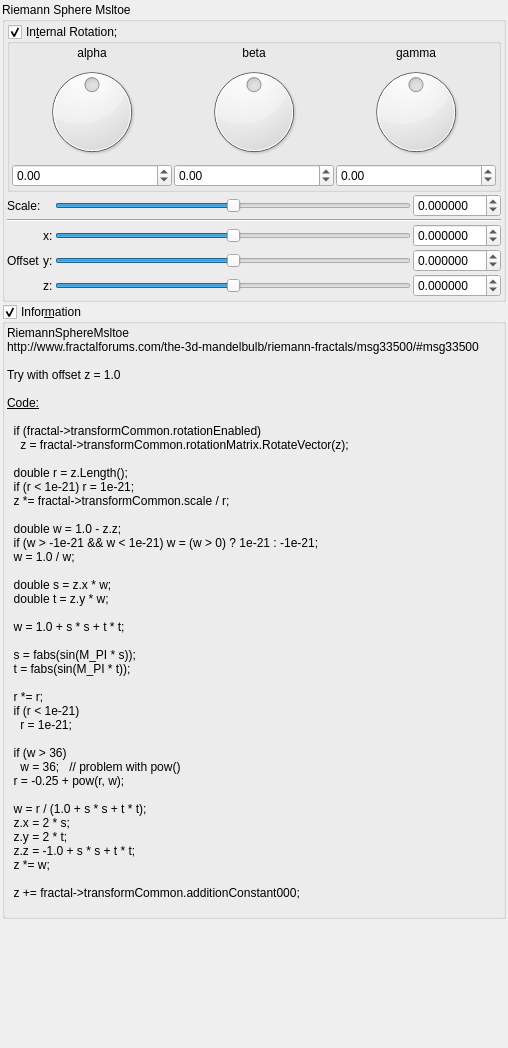
buddhi1980/mandelbulber2, file mandelbulber2/qt_data/fractal_riemann_sphere_msltoe.ui: the form before one commit.
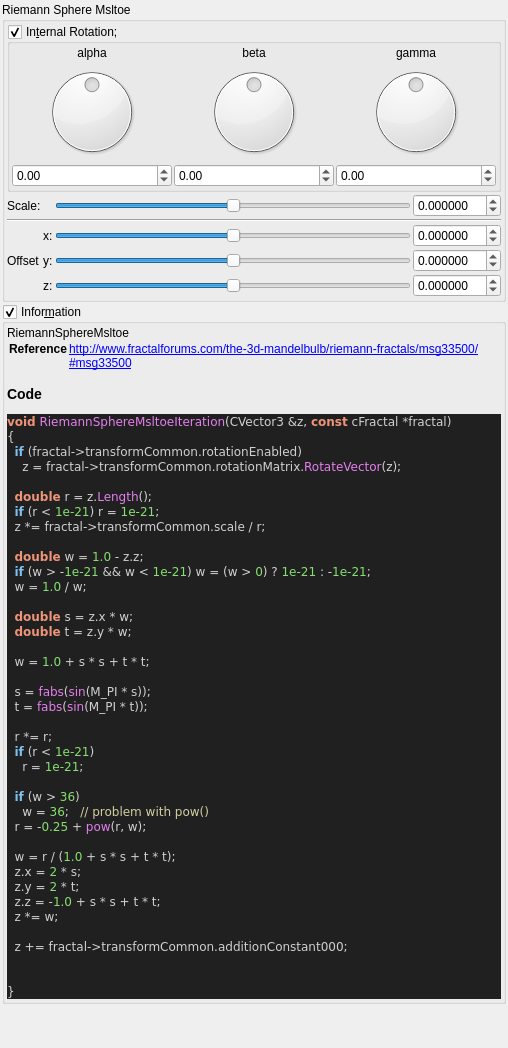
The form after the commit. Custom widgets are drawn as their Qt base class.

Diff of the .ui file:
```diff
--- a/mandelbulber2/qt_data/fractal_riemann_sphere_msltoe.ui
+++ b/mandelbulber2/qt_data/fractal_riemann_sphere_msltoe.ui
@@ -525,52 +525,61 @@
       <item>
        <widget class="QLabel" name="label_4">
         <property name="text">
-         <string>&lt;!DOCTYPE HTML PUBLIC &quot;-//W3C//DTD HTML 4.0//EN&quot; &quot;http://www.w3.org/TR/REC-html40/strict.dtd&quot;&gt;
-&lt;html&gt;&lt;head&gt;&lt;meta name=&quot;qrichtext&quot; content=&quot;1&quot; /&gt;&lt;style type=&quot;text/css&quot;&gt;
-p, li { white-space: pre-wrap; }
-&lt;/style&gt;&lt;/head&gt;&lt;body&gt;
-&lt;p style=&quot; margin-top:0px; margin-bottom:0px; margin-left:0px; margin-right:0px; -qt-block-indent:0; text-indent:0px;&quot;&gt;RiemannSphereMsltoe&lt;/p&gt;
-&lt;p style=&quot; margin-top:0px; margin-bottom:0px; margin-left:0px; margin-right:0px; -qt-block-indent:0; text-indent:0px;&quot;&gt;http://www.fractalforums.com/the-3d-mandelbulb/riemann-fractals/msg33500/#msg33500&lt;/p&gt;
-&lt;p style=&quot;-qt-paragraph-type:empty; margin-top:0px; margin-bottom:0px; margin-left:0px; margin-right:0px; -qt-block-indent:0; text-indent:0px;&quot;&gt;&lt;br /&gt;&lt;/p&gt;
-&lt;p style=&quot; margin-top:0px; margin-bottom:0px; margin-left:0px; margin-right:0px; -qt-block-indent:0; text-indent:0px;&quot;&gt;Try with offset z = 1.0&lt;/p&gt;
-&lt;p style=&quot;-qt-paragraph-type:empty; margin-top:0px; margin-bottom:0px; margin-left:0px; margin-right:0px; -qt-block-indent:0; text-indent:0px;&quot;&gt;&lt;br /&gt;&lt;/p&gt;
-&lt;p style=&quot; margin-top:0px; margin-bottom:0px; margin-left:0px; margin-right:0px; -qt-block-indent:0; text-indent:0px;&quot;&gt;&lt;span style=&quot; text-decoration: underline;&quot;&gt;Code:&lt;/span&gt;&lt;/p&gt;
-&lt;p style=&quot;-qt-paragraph-type:empty; margin-top:0px; margin-bottom:0px; margin-left:0px; margin-right:0px; -qt-block-indent:0; text-indent:0px; text-decoration: underline;&quot;&gt;&lt;br /&gt;&lt;/p&gt;
-&lt;p style=&quot; margin-top:0px; margin-bottom:0px; margin-left:0px; margin-right:0px; -qt-block-indent:0; text-indent:0px;&quot;&gt;  if (fractal-&amp;gt;transformCommon.rotationEnabled)&lt;/p&gt;
-&lt;p style=&quot; margin-top:0px; margin-bottom:0px; margin-left:0px; margin-right:0px; -qt-block-indent:0; text-indent:0px;&quot;&gt;    z = fractal-&amp;gt;transformCommon.rotationMatrix.RotateVector(z);&lt;/p&gt;
-&lt;p style=&quot;-qt-paragraph-type:empty; margin-top:0px; margin-bottom:0px; margin-left:0px; margin-right:0px; -qt-block-indent:0; text-indent:0px;&quot;&gt;&lt;br /&gt;&lt;/p&gt;
-&lt;p style=&quot; margin-top:0px; margin-bottom:0px; margin-left:0px; margin-right:0px; -qt-block-indent:0; text-indent:0px;&quot;&gt;  double r = z.Length();&lt;/p&gt;
-&lt;p style=&quot; margin-top:0px; margin-bottom:0px; margin-left:0px; margin-right:0px; -qt-block-indent:0; text-indent:0px;&quot;&gt;  if (r &amp;lt; 1e-21) r = 1e-21;&lt;/p&gt;
-&lt;p style=&quot; margin-top:0px; margin-bottom:0px; margin-left:0px; margin-right:0px; -qt-block-indent:0; text-indent:0px;&quot;&gt;  z *= fractal-&amp;gt;transformCommon.scale / r;&lt;/p&gt;
-&lt;p style=&quot;-qt-paragraph-type:empty; margin-top:0px; margin-bottom:0px; margin-left:0px; margin-right:0px; -qt-block-indent:0; text-indent:0px;&quot;&gt;&lt;br /&gt;&lt;/p&gt;
-&lt;p style=&quot; margin-top:0px; margin-bottom:0px; margin-left:0px; margin-right:0px; -qt-block-indent:0; text-indent:0px;&quot;&gt;  double w = 1.0 - z.z;&lt;/p&gt;
-&lt;p style=&quot; margin-top:0px; margin-bottom:0px; margin-left:0px; margin-right:0px; -qt-block-indent:0; text-indent:0px;&quot;&gt;  if (w &amp;gt; -1e-21 &amp;amp;&amp;amp; w &amp;lt; 1e-21) w = (w &amp;gt; 0) ? 1e-21 : -1e-21;&lt;/p&gt;
-&lt;p style=&quot; margin-top:0px; margin-bottom:0px; margin-left:0px; margin-right:0px; -qt-block-indent:0; text-indent:0px;&quot;&gt;  w = 1.0 / w;&lt;/p&gt;
-&lt;p style=&quot;-qt-paragraph-type:empty; margin-top:0px; margin-bottom:0px; margin-left:0px; margin-right:0px; -qt-block-indent:0; text-indent:0px;&quot;&gt;&lt;br /&gt;&lt;/p&gt;
-&lt;p style=&quot; margin-top:0px; margin-bottom:0px; margin-left:0px; margin-right:0px; -qt-block-indent:0; text-indent:0px;&quot;&gt;  double s = z.x * w;&lt;/p&gt;
-&lt;p style=&quot; margin-top:0px; margin-bottom:0px; margin-left:0px; margin-right:0px; -qt-block-indent:0; text-indent:0px;&quot;&gt;  double t = z.y * w;&lt;/p&gt;
-&lt;p style=&quot;-qt-paragraph-type:empty; margin-top:0px; margin-bottom:0px; margin-left:0px; margin-right:0px; -qt-block-indent:0; text-indent:0px;&quot;&gt;&lt;br /&gt;&lt;/p&gt;
-&lt;p style=&quot; margin-top:0px; margin-bottom:0px; margin-left:0px; margin-right:0px; -qt-block-indent:0; text-indent:0px;&quot;&gt;  w = 1.0 + s * s + t * t;&lt;/p&gt;
-&lt;p style=&quot;-qt-paragraph-type:empty; margin-top:0px; margin-bottom:0px; margin-left:0px; margin-right:0px; -qt-block-indent:0; text-indent:0px;&quot;&gt;&lt;br /&gt;&lt;/p&gt;
-&lt;p style=&quot; margin-top:0px; margin-bottom:0px; margin-left:0px; margin-right:0px; -qt-block-indent:0; text-indent:0px;&quot;&gt;  s = fabs(sin(M_PI * s));&lt;/p&gt;
-&lt;p style=&quot; margin-top:0px; margin-bottom:0px; margin-left:0px; margin-right:0px; -qt-block-indent:0; text-indent:0px;&quot;&gt;  t = fabs(sin(M_PI * t));&lt;/p&gt;
-&lt;p style=&quot;-qt-paragraph-type:empty; margin-top:0px; margin-bottom:0px; margin-left:0px; margin-right:0px; -qt-block-indent:0; text-indent:0px;&quot;&gt;&lt;br /&gt;&lt;/p&gt;
-&lt;p style=&quot; margin-top:0px; margin-bottom:0px; margin-left:0px; margin-right:0px; -qt-block-indent:0; text-indent:0px;&quot;&gt;  r *= r;&lt;/p&gt;
-&lt;p style=&quot; margin-top:0px; margin-bottom:0px; margin-left:0px; margin-right:0px; -qt-block-indent:0; text-indent:0px;&quot;&gt;  if (r &amp;lt; 1e-21)&lt;/p&gt;
-&lt;p style=&quot; margin-top:0px; margin-bottom:0px; margin-left:0px; margin-right:0px; -qt-block-indent:0; text-indent:0px;&quot;&gt;    r = 1e-21;&lt;/p&gt;
-&lt;p style=&quot;-qt-paragraph-type:empty; margin-top:0px; margin-bottom:0px; margin-left:0px; margin-right:0px; -qt-block-indent:0; text-indent:0px;&quot;&gt;&lt;br /&gt;&lt;/p&gt;
-&lt;p style=&quot; margin-top:0px; margin-bottom:0px; margin-left:0px; margin-right:0px; -qt-block-indent:0; text-indent:0px;&quot;&gt;  if (w &amp;gt; 36)&lt;/p&gt;
-&lt;p style=&quot; margin-top:0px; margin-bottom:0px; margin-left:0px; margin-right:0px; -qt-block-indent:0; text-indent:0px;&quot;&gt;    w = 36;   // problem with pow()&lt;/p&gt;
-&lt;p style=&quot; margin-top:0px; margin-bottom:0px; margin-left:0px; margin-right:0px; -qt-block-indent:0; text-indent:0px;&quot;&gt;  r = -0.25 + pow(r, w);&lt;/p&gt;
-&lt;p style=&quot;-qt-paragraph-type:empty; margin-top:0px; margin-bottom:0px; margin-left:0px; margin-right:0px; -qt-block-indent:0; text-indent:0px;&quot;&gt;&lt;br /&gt;&lt;/p&gt;
-&lt;p style=&quot; margin-top:0px; margin-bottom:0px; margin-left:0px; margin-right:0px; -qt-block-indent:0; text-indent:0px;&quot;&gt;  w = r / (1.0 + s * s + t * t);&lt;/p&gt;
-&lt;p style=&quot; margin-top:0px; margin-bottom:0px; margin-left:0px; margin-right:0px; -qt-block-indent:0; text-indent:0px;&quot;&gt;  z.x = 2 * s;&lt;/p&gt;
-&lt;p style=&quot; margin-top:0px; margin-bottom:0px; margin-left:0px; margin-right:0px; -qt-block-indent:0; text-indent:0px;&quot;&gt;  z.y = 2 * t;&lt;/p&gt;
-&lt;p style=&quot; margin-top:0px; margin-bottom:0px; margin-left:0px; margin-right:0px; -qt-block-indent:0; text-indent:0px;&quot;&gt;  z.z = -1.0 + s * s + t * t;&lt;/p&gt;
-&lt;p style=&quot; margin-top:0px; margin-bottom:0px; margin-left:0px; margin-right:0px; -qt-block-indent:0; text-indent:0px;&quot;&gt;  z *= w;&lt;/p&gt;
-&lt;p style=&quot;-qt-paragraph-type:empty; margin-top:0px; margin-bottom:0px; margin-left:0px; margin-right:0px; -qt-block-indent:0; text-indent:0px;&quot;&gt;&lt;br /&gt;&lt;/p&gt;
-&lt;p style=&quot; margin-top:0px; margin-bottom:0px; margin-left:0px; margin-right:0px; -qt-block-indent:0; text-indent:0px;&quot;&gt;  z += fractal-&amp;gt;transformCommon.additionConstant000;&lt;/p&gt;
-&lt;p style=&quot;-qt-paragraph-type:empty; margin-top:0px; margin-bottom:0px; margin-left:0px; margin-right:0px; -qt-block-indent:0; text-indent:0px;&quot;&gt;&lt;br /&gt;&lt;/p&gt;&lt;/body&gt;&lt;/html&gt;</string>
+         <string>&lt;p&gt;RiemannSphereMsltoe&lt;/p&gt;&lt;table&gt;
+&lt;tr&gt;&lt;th&gt;Reference&lt;/th&gt;&lt;td&gt;&lt;a href=&quot;http://www.fractalforums.com/the-3d-mandelbulb/riemann-fractals/msg33500/#msg33500&quot;&gt;http://www.fractalforums.com/the-3d-mandelbulb/riemann-fractals/msg33500/#msg33500&lt;/a&gt;&lt;/td&gt;&lt;/tr&gt;
+&lt;/table&gt;
+&lt;h3&gt;Code&lt;/h3&gt;
+&lt;!DOCTYPE HTML PUBLIC &quot;-//W3C//DTD HTML 4.0 Transitional//EN&quot;&gt;
+&lt;html&gt;
+&lt;head&gt;
+&lt;meta http-equiv=&quot;content-type&quot; content=&quot;text/html; charset=ISO-8859-1&quot;&gt;
+&lt;title&gt;Source file&lt;/title&gt;
+&lt;/head&gt;
+&lt;body style=&quot;background-color:#202020&quot;&gt;
+&lt;pre style=&quot;color:#d0d0d0; background-color:#202020;  font-family:'Courier New';&quot;&gt;&lt;span style=&quot;color:#f09479; font-weight:bold&quot;&gt;void&lt;/span&gt; &lt;span style=&quot;color:#e47eed&quot;&gt;RiemannSphereMsltoeIteration&lt;/span&gt;&lt;span style=&quot;color:#d0d0d0&quot;&gt;(&lt;/span&gt;CVector3 &lt;span style=&quot;color:#d0d0d0&quot;&gt;&amp;amp;&lt;/span&gt;z&lt;span style=&quot;color:#d0d0d0&quot;&gt;,&lt;/span&gt; &lt;span style=&quot;color:#f09479; font-weight:bold&quot;&gt;const&lt;/span&gt; cFractal &lt;span style=&quot;color:#d0d0d0&quot;&gt;*&lt;/span&gt;fractal&lt;span style=&quot;color:#d0d0d0&quot;&gt;)&lt;/span&gt;
+&lt;span style=&quot;color:#d0d0d0&quot;&gt;{&lt;/span&gt;
+  &lt;span style=&quot;color:#7ec0ee; font-weight:bold&quot;&gt;if&lt;/span&gt; &lt;span style=&quot;color:#d0d0d0&quot;&gt;(&lt;/span&gt;fractal&lt;span style=&quot;color:#d0d0d0&quot;&gt;-&amp;gt;&lt;/span&gt;transformCommon&lt;span style=&quot;color:#d0d0d0&quot;&gt;.&lt;/span&gt;rotationEnabled&lt;span style=&quot;color:#d0d0d0&quot;&gt;)&lt;/span&gt;
+    z &lt;span style=&quot;color:#d0d0d0&quot;&gt;=&lt;/span&gt; fractal&lt;span style=&quot;color:#d0d0d0&quot;&gt;-&amp;gt;&lt;/span&gt;transformCommon&lt;span style=&quot;color:#d0d0d0&quot;&gt;.&lt;/span&gt;rotationMatrix&lt;span style=&quot;color:#d0d0d0&quot;&gt;.&lt;/span&gt;&lt;span style=&quot;color:#e47eed&quot;&gt;RotateVector&lt;/span&gt;&lt;span style=&quot;color:#d0d0d0&quot;&gt;(&lt;/span&gt;z&lt;span style=&quot;color:#d0d0d0&quot;&gt;);&lt;/span&gt;
+
+  &lt;span style=&quot;color:#f09479; font-weight:bold&quot;&gt;double&lt;/span&gt; r &lt;span style=&quot;color:#d0d0d0&quot;&gt;=&lt;/span&gt; z&lt;span style=&quot;color:#d0d0d0&quot;&gt;.&lt;/span&gt;&lt;span style=&quot;color:#e47eed&quot;&gt;Length&lt;/span&gt;&lt;span style=&quot;color:#d0d0d0&quot;&gt;();&lt;/span&gt;
+  &lt;span style=&quot;color:#7ec0ee; font-weight:bold&quot;&gt;if&lt;/span&gt; &lt;span style=&quot;color:#d0d0d0&quot;&gt;(&lt;/span&gt;r &lt;span style=&quot;color:#d0d0d0&quot;&gt;&amp;lt;&lt;/span&gt; &lt;span style=&quot;color:#87df71&quot;&gt;1e-21&lt;/span&gt;&lt;span style=&quot;color:#d0d0d0&quot;&gt;)&lt;/span&gt; r &lt;span style=&quot;color:#d0d0d0&quot;&gt;=&lt;/span&gt; &lt;span style=&quot;color:#87df71&quot;&gt;1e-21&lt;/span&gt;&lt;span style=&quot;color:#d0d0d0&quot;&gt;;&lt;/span&gt;
+  z &lt;span style=&quot;color:#d0d0d0&quot;&gt;*=&lt;/span&gt; fractal&lt;span style=&quot;color:#d0d0d0&quot;&gt;-&amp;gt;&lt;/span&gt;transformCommon&lt;span style=&quot;color:#d0d0d0&quot;&gt;.&lt;/span&gt;scale &lt;span style=&quot;color:#d0d0d0&quot;&gt;/&lt;/span&gt; r&lt;span style=&quot;color:#d0d0d0&quot;&gt;;&lt;/span&gt;
+
+  &lt;span style=&quot;color:#f09479; font-weight:bold&quot;&gt;double&lt;/span&gt; w &lt;span style=&quot;color:#d0d0d0&quot;&gt;=&lt;/span&gt; &lt;span style=&quot;color:#87df71&quot;&gt;1.0&lt;/span&gt; &lt;span style=&quot;color:#d0d0d0&quot;&gt;-&lt;/span&gt; z&lt;span style=&quot;color:#d0d0d0&quot;&gt;.&lt;/span&gt;z&lt;span style=&quot;color:#d0d0d0&quot;&gt;;&lt;/span&gt;
+  &lt;span style=&quot;color:#7ec0ee; font-weight:bold&quot;&gt;if&lt;/span&gt; &lt;span style=&quot;color:#d0d0d0&quot;&gt;(&lt;/span&gt;w &lt;span style=&quot;color:#d0d0d0&quot;&gt;&amp;gt; -&lt;/span&gt;&lt;span style=&quot;color:#87df71&quot;&gt;1e-21&lt;/span&gt; &lt;span style=&quot;color:#d0d0d0&quot;&gt;&amp;amp;&amp;amp;&lt;/span&gt; w &lt;span style=&quot;color:#d0d0d0&quot;&gt;&amp;lt;&lt;/span&gt; &lt;span style=&quot;color:#87df71&quot;&gt;1e-21&lt;/span&gt;&lt;span style=&quot;color:#d0d0d0&quot;&gt;)&lt;/span&gt; w &lt;span style=&quot;color:#d0d0d0&quot;&gt;= (&lt;/span&gt;w &lt;span style=&quot;color:#d0d0d0&quot;&gt;&amp;gt;&lt;/span&gt; &lt;span style=&quot;color:#87df71&quot;&gt;0&lt;/span&gt;&lt;span style=&quot;color:#d0d0d0&quot;&gt;)&lt;/span&gt; ? &lt;span style=&quot;color:#87df71&quot;&gt;1e-21&lt;/span&gt; &lt;span style=&quot;color:#d0d0d0&quot;&gt;: -&lt;/span&gt;&lt;span style=&quot;color:#87df71&quot;&gt;1e-21&lt;/span&gt;&lt;span style=&quot;color:#d0d0d0&quot;&gt;;&lt;/span&gt;
+  w &lt;span style=&quot;color:#d0d0d0&quot;&gt;=&lt;/span&gt; &lt;span style=&quot;color:#87df71&quot;&gt;1.0&lt;/span&gt; &lt;span style=&quot;color:#d0d0d0&quot;&gt;/&lt;/span&gt; w&lt;span style=&quot;color:#d0d0d0&quot;&gt;;&lt;/span&gt;
+
+  &lt;span style=&quot;color:#f09479; font-weight:bold&quot;&gt;double&lt;/span&gt; s &lt;span style=&quot;color:#d0d0d0&quot;&gt;=&lt;/span&gt; z&lt;span style=&quot;color:#d0d0d0&quot;&gt;.&lt;/span&gt;x &lt;span style=&quot;color:#d0d0d0&quot;&gt;*&lt;/span&gt; w&lt;span style=&quot;color:#d0d0d0&quot;&gt;;&lt;/span&gt;
+  &lt;span style=&quot;color:#f09479; font-weight:bold&quot;&gt;double&lt;/span&gt; t &lt;span style=&quot;color:#d0d0d0&quot;&gt;=&lt;/span&gt; z&lt;span style=&quot;color:#d0d0d0&quot;&gt;.&lt;/span&gt;y &lt;span style=&quot;color:#d0d0d0&quot;&gt;*&lt;/span&gt; w&lt;span style=&quot;color:#d0d0d0&quot;&gt;;&lt;/span&gt;
+
+  w &lt;span style=&quot;color:#d0d0d0&quot;&gt;=&lt;/span&gt; &lt;span style=&quot;color:#87df71&quot;&gt;1.0&lt;/span&gt; &lt;span style=&quot;color:#d0d0d0&quot;&gt;+&lt;/span&gt; s &lt;span style=&quot;color:#d0d0d0&quot;&gt;*&lt;/span&gt; s &lt;span style=&quot;color:#d0d0d0&quot;&gt;+&lt;/span&gt; t &lt;span style=&quot;color:#d0d0d0&quot;&gt;*&lt;/span&gt; t&lt;span style=&quot;color:#d0d0d0&quot;&gt;;&lt;/span&gt;
+
+  s &lt;span style=&quot;color:#d0d0d0&quot;&gt;=&lt;/span&gt; &lt;span style=&quot;color:#e47eed&quot;&gt;fabs&lt;/span&gt;&lt;span style=&quot;color:#d0d0d0&quot;&gt;(&lt;/span&gt;&lt;span style=&quot;color:#e47eed&quot;&gt;sin&lt;/span&gt;&lt;span style=&quot;color:#d0d0d0&quot;&gt;(&lt;/span&gt;M_PI &lt;span style=&quot;color:#d0d0d0&quot;&gt;*&lt;/span&gt; s&lt;span style=&quot;color:#d0d0d0&quot;&gt;));&lt;/span&gt;
+  t &lt;span style=&quot;color:#d0d0d0&quot;&gt;=&lt;/span&gt; &lt;span style=&quot;color:#e47eed&quot;&gt;fabs&lt;/span&gt;&lt;span style=&quot;color:#d0d0d0&quot;&gt;(&lt;/span&gt;&lt;span style=&quot;color:#e47eed&quot;&gt;sin&lt;/span&gt;&lt;span style=&quot;color:#d0d0d0&quot;&gt;(&lt;/span&gt;M_PI &lt;span style=&quot;color:#d0d0d0&quot;&gt;*&lt;/span&gt; t&lt;span style=&quot;color:#d0d0d0&quot;&gt;));&lt;/span&gt;
+
+  r &lt;span style=&quot;color:#d0d0d0&quot;&gt;*=&lt;/span&gt; r&lt;span style=&quot;color:#d0d0d0&quot;&gt;;&lt;/span&gt;
+  &lt;span style=&quot;color:#7ec0ee; font-weight:bold&quot;&gt;if&lt;/span&gt; &lt;span style=&quot;color:#d0d0d0&quot;&gt;(&lt;/span&gt;r &lt;span style=&quot;color:#d0d0d0&quot;&gt;&amp;lt;&lt;/span&gt; &lt;span style=&quot;color:#87df71&quot;&gt;1e-21&lt;/span&gt;&lt;span style=&quot;color:#d0d0d0&quot;&gt;)&lt;/span&gt;
+    r &lt;span style=&quot;color:#d0d0d0&quot;&gt;=&lt;/span&gt; &lt;span style=&quot;color:#87df71&quot;&gt;1e-21&lt;/span&gt;&lt;span style=&quot;color:#d0d0d0&quot;&gt;;&lt;/span&gt;
+
+  &lt;span style=&quot;color:#7ec0ee; font-weight:bold&quot;&gt;if&lt;/span&gt; &lt;span style=&quot;color:#d0d0d0&quot;&gt;(&lt;/span&gt;w &lt;span style=&quot;color:#d0d0d0&quot;&gt;&amp;gt;&lt;/span&gt; &lt;span style=&quot;color:#87df71&quot;&gt;36&lt;/span&gt;&lt;span style=&quot;color:#d0d0d0&quot;&gt;)&lt;/span&gt;
+    w &lt;span style=&quot;color:#d0d0d0&quot;&gt;=&lt;/span&gt; &lt;span style=&quot;color:#87df71&quot;&gt;36&lt;/span&gt;&lt;span style=&quot;color:#d0d0d0&quot;&gt;;&lt;/span&gt;   &lt;span style=&quot;color:#d0d0a0&quot;&gt;// problem with pow()&lt;/span&gt;
+  r &lt;span style=&quot;color:#d0d0d0&quot;&gt;= -&lt;/span&gt;&lt;span style=&quot;color:#87df71&quot;&gt;0.25&lt;/span&gt; &lt;span style=&quot;color:#d0d0d0&quot;&gt;+&lt;/span&gt; &lt;span style=&quot;color:#e47eed&quot;&gt;pow&lt;/span&gt;&lt;span style=&quot;color:#d0d0d0&quot;&gt;(&lt;/span&gt;r&lt;span style=&quot;color:#d0d0d0&quot;&gt;,&lt;/span&gt; w&lt;span style=&quot;color:#d0d0d0&quot;&gt;);&lt;/span&gt;
+
+  w &lt;span style=&quot;color:#d0d0d0&quot;&gt;=&lt;/span&gt; r &lt;span style=&quot;color:#d0d0d0&quot;&gt;/ (&lt;/span&gt;&lt;span style=&quot;color:#87df71&quot;&gt;1.0&lt;/span&gt; &lt;span style=&quot;color:#d0d0d0&quot;&gt;+&lt;/span&gt; s &lt;span style=&quot;color:#d0d0d0&quot;&gt;*&lt;/span&gt; s &lt;span style=&quot;color:#d0d0d0&quot;&gt;+&lt;/span&gt; t &lt;span style=&quot;color:#d0d0d0&quot;&gt;*&lt;/span&gt; t&lt;span style=&quot;color:#d0d0d0&quot;&gt;);&lt;/span&gt;
+  z&lt;span style=&quot;color:#d0d0d0&quot;&gt;.&lt;/span&gt;x &lt;span style=&quot;color:#d0d0d0&quot;&gt;=&lt;/span&gt; &lt;span style=&quot;color:#87df71&quot;&gt;2&lt;/span&gt; &lt;span style=&quot;color:#d0d0d0&quot;&gt;*&lt;/span&gt; s&lt;span style=&quot;color:#d0d0d0&quot;&gt;;&lt;/span&gt;
+  z&lt;span style=&quot;color:#d0d0d0&quot;&gt;.&lt;/span&gt;y &lt;span style=&quot;color:#d0d0d0&quot;&gt;=&lt;/span&gt; &lt;span style=&quot;color:#87df71&quot;&gt;2&lt;/span&gt; &lt;span style=&quot;color:#d0d0d0&quot;&gt;*&lt;/span&gt; t&lt;span style=&quot;color:#d0d0d0&quot;&gt;;&lt;/span&gt;
+  z&lt;span style=&quot;color:#d0d0d0&quot;&gt;.&lt;/span&gt;z &lt;span style=&quot;color:#d0d0d0&quot;&gt;= -&lt;/span&gt;&lt;span style=&quot;color:#87df71&quot;&gt;1.0&lt;/span&gt; &lt;span style=&quot;color:#d0d0d0&quot;&gt;+&lt;/span&gt; s &lt;span style=&quot;color:#d0d0d0&quot;&gt;*&lt;/span&gt; s &lt;span style=&quot;color:#d0d0d0&quot;&gt;+&lt;/span&gt; t &lt;span style=&quot;color:#d0d0d0&quot;&gt;*&lt;/span&gt; t&lt;span style=&quot;color:#d0d0d0&quot;&gt;;&lt;/span&gt;
+  z &lt;span style=&quot;color:#d0d0d0&quot;&gt;*=&lt;/span&gt; w&lt;span style=&quot;color:#d0d0d0&quot;&gt;;&lt;/span&gt;
+
+  z &lt;span style=&quot;color:#d0d0d0&quot;&gt;+=&lt;/span&gt; fractal&lt;span style=&quot;color:#d0d0d0&quot;&gt;-&amp;gt;&lt;/span&gt;transformCommon&lt;span style=&quot;color:#d0d0d0&quot;&gt;.&lt;/span&gt;additionConstant000&lt;span style=&quot;color:#d0d0d0&quot;&gt;;&lt;/span&gt;
+
+
+&lt;span style=&quot;color:#d0d0d0&quot;&gt;}&lt;/span&gt;
+&lt;/pre&gt;
+&lt;/body&gt;
+&lt;/html&gt;
+&lt;!--HTML generated by highlight 3.9, http://www.andre-simon.de/--&gt;
+</string>
         </property>
         <property name="wordWrap">
          <bool>true</bool>
```
Left out of the diff: 2 changed lines with no effect on the pictures.
